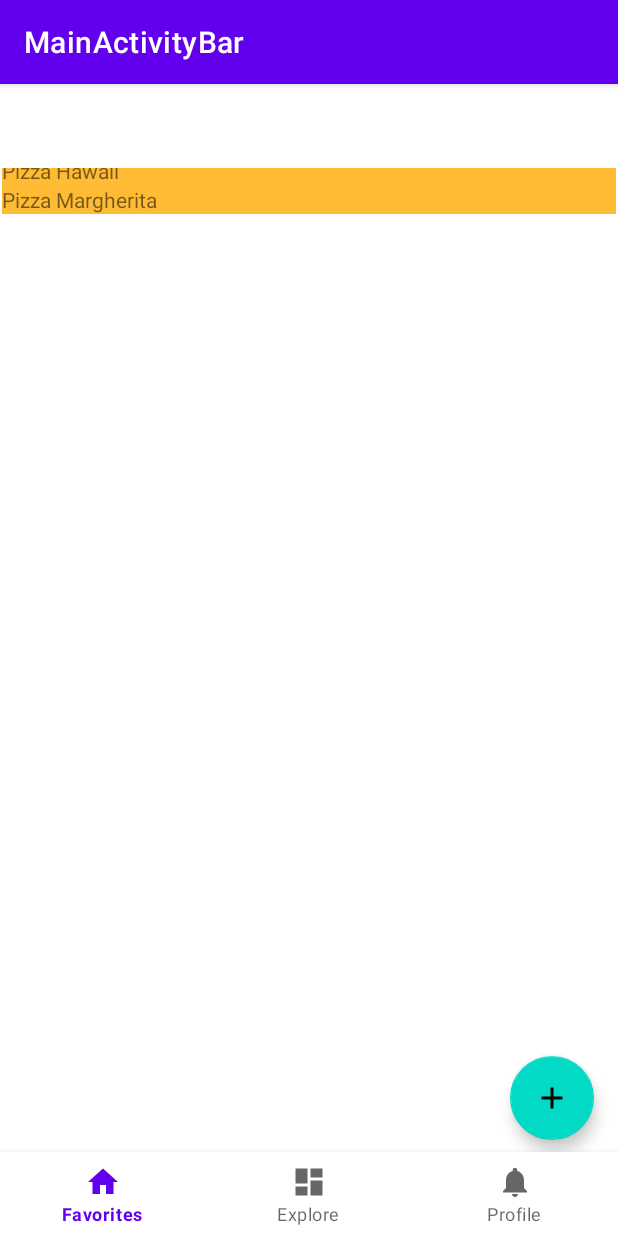
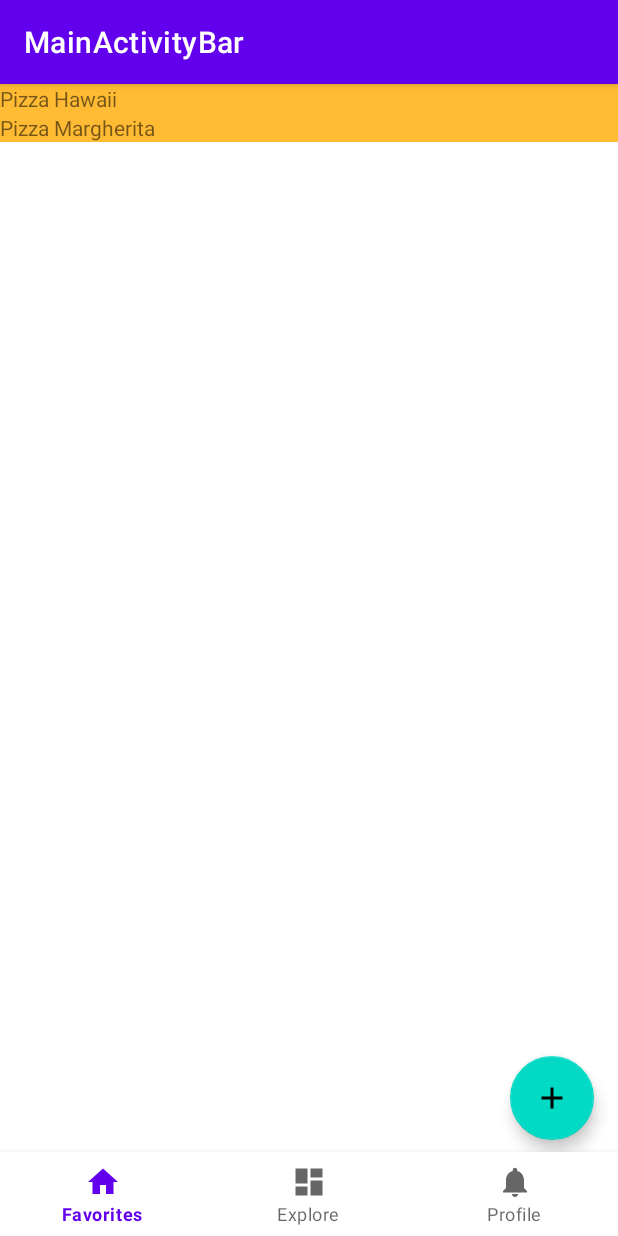
Before and after one commit to ArthurVanRemoortel/Arthur.Van.Remoortel-AndroidDev-Werkstuk, an Android app: the FavoritesFragment screen opened directly, with no data from a screen before it, on a phone screen of 412 x 824 dp. Run offline under Robolectric (Android 15) with nearby library versions, the phone set to English and light mode, and no system bars; our stand-ins replace Room's generated code, navigation-ui.

Commit message:
Fix: Part of fragments in bottom navigation bar no longer rendered under the action bar

```diff
--- a/app/src/main/res/layout/activity_main_bar.xml
+++ b/app/src/main/res/layout/activity_main_bar.xml
@@ -1,33 +1,33 @@
 <?xml version="1.0" encoding="utf-8"?>
 <androidx.constraintlayout.widget.ConstraintLayout xmlns:android="http://schemas.android.com/apk/res/android"
     xmlns:app="http://schemas.android.com/apk/res-auto"
+    xmlns:tools="http://schemas.android.com/tools"
     android:id="@+id/container"
     android:layout_width="match_parent"
     android:layout_height="match_parent"
-    android:paddingTop="?attr/actionBarSize">
+    >
+
+    <fragment
+        android:id="@+id/nav_host_fragment_activity_main_bar"
+        android:name="androidx.navigation.fragment.NavHostFragment"
+        android:layout_width="match_parent"
+        android:layout_height="match_parent"
+
+        app:defaultNavHost="true"
+        app:layout_constraintBottom_toTopOf="@+id/nav_view"
+        app:layout_constraintEnd_toEndOf="parent"
+        app:layout_constraintHorizontal_bias="0.5"
+        app:layout_constraintStart_toStartOf="parent"
+        app:navGraph="@navigation/mobile_navigation" />
 
     <com.google.android.material.bottomnavigation.BottomNavigationView
         android:id="@+id/nav_view"
         android:layout_width="0dp"
         android:layout_height="wrap_content"
-        android:layout_marginStart="0dp"
-        android:layout_marginEnd="0dp"
         android:background="?android:attr/windowBackground"
         app:layout_constraintBottom_toBottomOf="parent"
         app:layout_constraintLeft_toLeftOf="parent"
         app:layout_constraintRight_toRightOf="parent"
         app:menu="@menu/bottom_nav_menu" />
 
-    <fragment
-        android:id="@+id/nav_host_fragment_activity_main_bar"
-        android:name="androidx.navigation.fragment.NavHostFragment"
-        android:layout_width="match_parent"
-        android:layout_height="match_parent"
-        app:defaultNavHost="true"
-        app:layout_constraintBottom_toTopOf="@id/nav_view"
-        app:layout_constraintLeft_toLeftOf="parent"
-        app:layout_constraintRight_toRightOf="parent"
-        app:layout_constraintTop_toTopOf="parent"
-        app:navGraph="@navigation/mobile_navigation" />
-
 </androidx.constraintlayout.widget.ConstraintLayout>
--- a/app/src/main/res/layout/fragment_favorites.xml
+++ b/app/src/main/res/layout/fragment_favorites.xml
@@ -8,14 +8,8 @@
 
     <androidx.recyclerview.widget.RecyclerView
         android:id="@+id/recyclerView"
-        android:layout_width="409dp"
-        android:layout_height="729dp"
-        android:layout_marginStart="1dp"
-        android:layout_marginLeft="1dp"
-        android:layout_marginTop="1dp"
-        android:layout_marginEnd="1dp"
-        android:layout_marginRight="1dp"
-        android:layout_marginBottom="1dp"
+        android:layout_width="match_parent"
+        android:layout_height="match_parent"
         app:layout_constraintBottom_toBottomOf="parent"
         app:layout_constraintEnd_toEndOf="parent"
         app:layout_constraintStart_toStartOf="parent"
--- a/app/src/main/res/layout/recyclerview_recipe.xml
+++ b/app/src/main/res/layout/recyclerview_recipe.xml
@@ -6,8 +6,7 @@
 
     <TextView
         android:id="@+id/recipeTitleTextView"
-        style="@style/Widget.AppCompat.TextView"
         android:layout_width="match_parent"
-        android:layout_height="wrap_content"
+        android:layout_height="match_parent"
         android:background="@android:color/holo_orange_light" />
 </LinearLayout>
```
